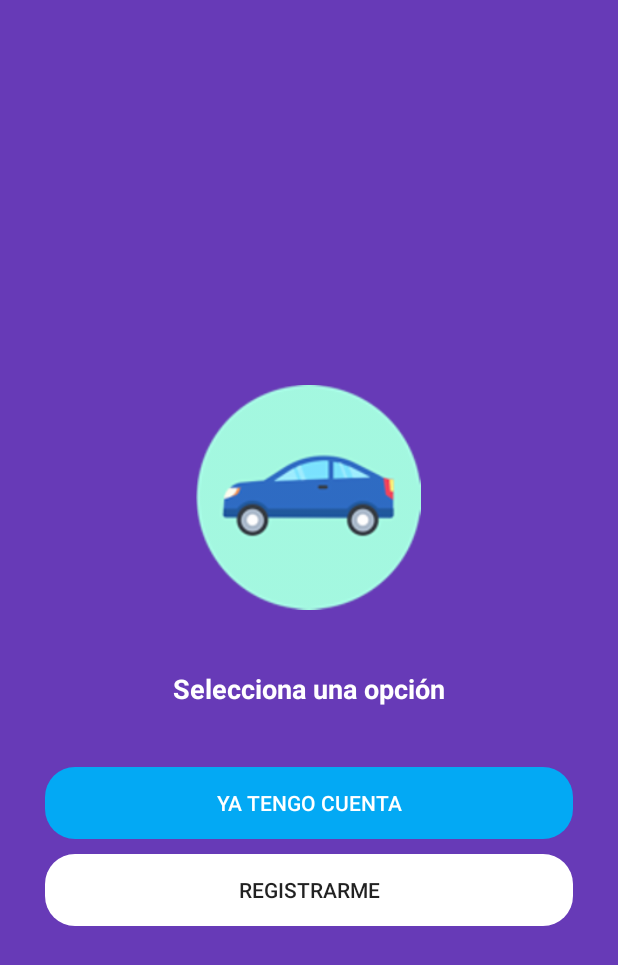
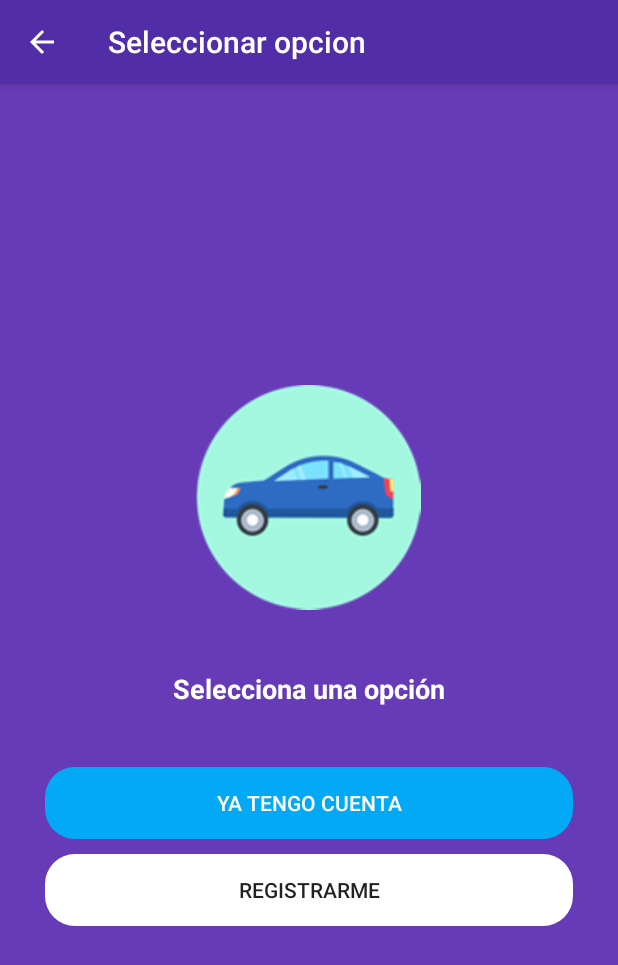
Before and after one commit to MrCesar107/UberClone, an Android app: the SelectOptionAuthActivity screen opened directly, with no data from a screen before it, on a phone screen of 412 x 824 dp. Shown: the top 965 px of the screen. Run offline under Robolectric (Android 15) with nearby library versions, the phone set to English and light mode, and no system bars.

Commit message:
Add toolbar to auth view

```diff
--- a/app/src/main/AndroidManifest.xml
+++ b/app/src/main/AndroidManifest.xml
@@ -11,7 +11,8 @@
         android:theme="@style/AppTheme">
         <activity android:name=".LoginActivity"></activity>
         <activity android:name=".RegisterActivity" />
-        <activity android:name=".SelectOptionAuthActivity" />
+        <activity android:name=".SelectOptionAuthActivity"
+            android:parentActivityName=".MainActivity"/>
         <activity android:name=".MainActivity">
             <intent-filter>
                 <action android:name="android.intent.action.MAIN" />
--- a/app/src/main/java/mx/com/noriantec/uberclone/SelectOptionAuthActivity.java
+++ b/app/src/main/java/mx/com/noriantec/uberclone/SelectOptionAuthActivity.java
@@ -1,14 +1,21 @@
 package mx.com.noriantec.uberclone;
 
 import androidx.appcompat.app.AppCompatActivity;
+import androidx.appcompat.widget.Toolbar;
 
 import android.os.Bundle;
 
 public class SelectOptionAuthActivity extends AppCompatActivity {
 
+    Toolbar mToolbar;
+
     @Override
     protected void onCreate(Bundle savedInstanceState) {
         super.onCreate(savedInstanceState);
         setContentView(R.layout.activity_select_option_auth);
+        mToolbar = findViewById(R.id.toolbar);
+        setSupportActionBar(mToolbar);
+        getSupportActionBar().setTitle("Seleccionar opcion");
+        getSupportActionBar().setDisplayHomeAsUpEnabled(true);
     }
 }
--- /dev/null
+++ b/app/src/main/res/layout/action_bar_toolbar.xml
@@ -0,0 +1,14 @@
+<?xml version="1.0" encoding="utf-8"?>
+<com.google.android.material.appbar.AppBarLayout xmlns:android="http://schemas.android.com/apk/res/android"
+    android:layout_width="match_parent"
+    android:layout_height="wrap_content"
+    xmlns:app="http://schemas.android.com/apk/res-auto">
+
+    <androidx.appcompat.widget.Toolbar
+        android:id="@+id/toolbar"
+        android:layout_width="match_parent"
+        android:layout_height="wrap_content"
+        android:background="@color/colorPrimaryDark"
+        app:theme="@style/ToolbarTheme"/>
+
+</com.google.android.material.appbar.AppBarLayout>
--- a/app/src/main/res/layout/activity_select_option_auth.xml
+++ b/app/src/main/res/layout/activity_select_option_auth.xml
@@ -7,6 +7,8 @@
     android:fitsSystemWindows="true"
     android:background="@color/colorPrimary"
     tools:context=".SelectOptionAuthActivity">
+
+    <include layout="@layout/action_bar_toolbar" />
 
     <LinearLayout
         android:layout_width="match_parent"
--- a/app/src/main/res/values/styles.xml
+++ b/app/src/main/res/values/styles.xml
@@ -8,4 +8,9 @@
         <item name="colorAccent">@color/colorAccent</item>
     </style>
 
+    <style name="ToolbarTheme" parent="ThemeOverlay.AppCompat.ActionBar">
+        <item name="colorControlNormal">@color/colorText</item>
+        <item name="titleTextColor">@color/colorText</item>
+    </style>
+
 </resources>
```
